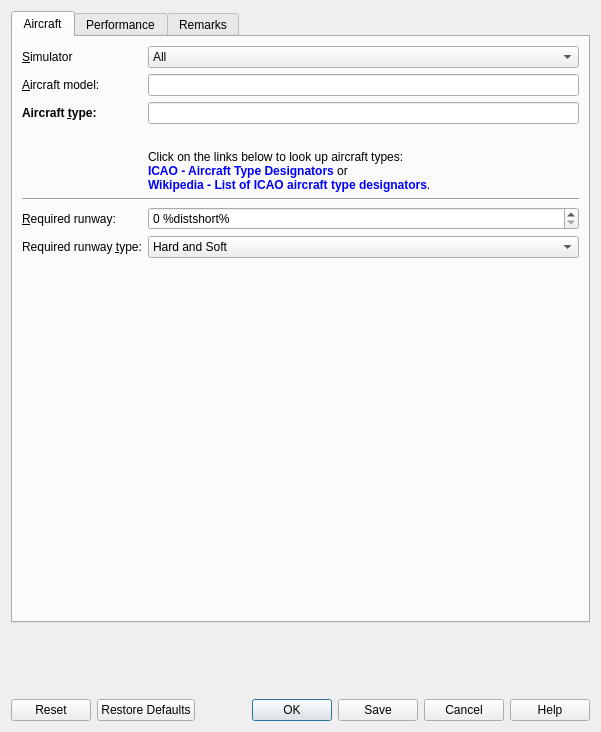
The window that src/perf/aircraftperfdialog.ui (albar965/littlenavmap) describes before a commit, drawn with Qt 5.
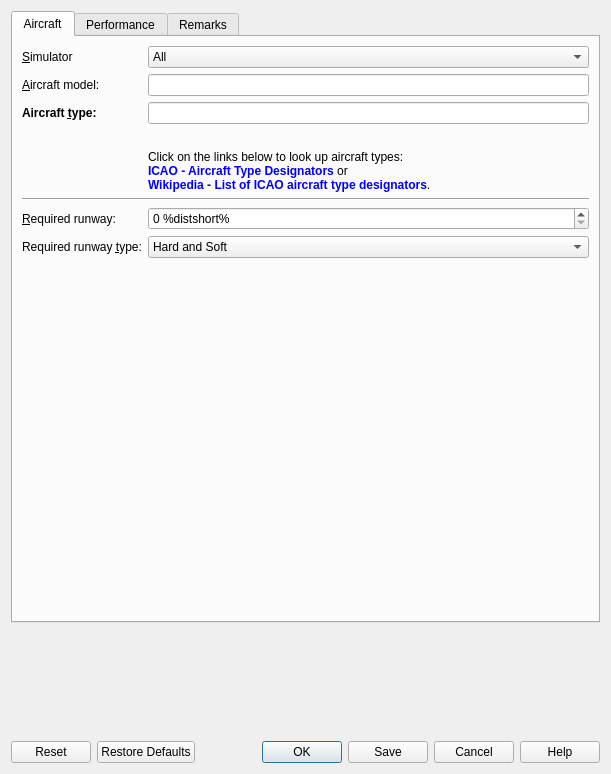
The same window after the commit.

Commit message: Corrected user interface for tab order and buddies.

```diff
--- a/src/perf/aircraftperfdialog.ui
+++ b/src/perf/aircraftperfdialog.ui
@@ -6,8 +6,8 @@
    <rect>
     <x>0</x>
     <y>0</y>
-    <width>601</width>
-    <height>732</height>
+    <width>611</width>
+    <height>774</height>
    </rect>
   </property>
   <property name="windowTitle">
```
Left out of the diff: 2 changed lines with no effect on the pictures. Lines whose indentation alone changed are shown as unchanged. The commit also changes 7 other files.
